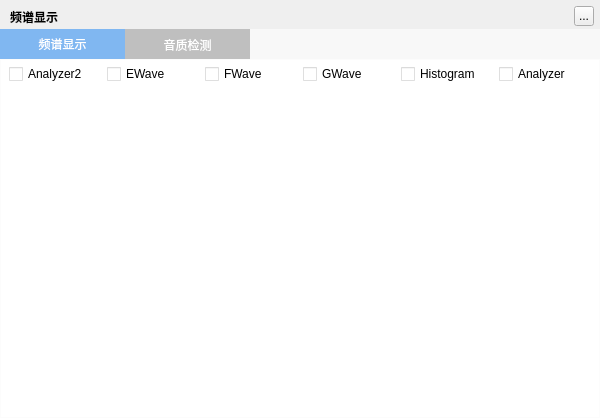
Old version of the form TTKCore/musicUiKits/musicToolsetsKits/musicspectrumwidget.ui in the repository Greedysky/TTKMusicPlayer.
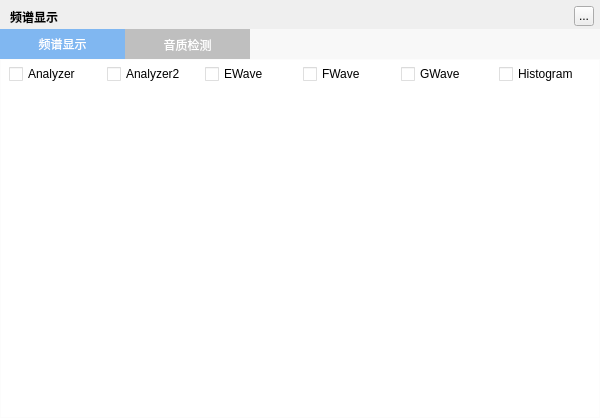
New version of the form.

What changed in the file:
```diff
--- a/TTKCore/musicUiKits/musicToolsetsKits/musicspectrumwidget.ui
+++ b/TTKCore/musicUiKits/musicToolsetsKits/musicspectrumwidget.ui
@@ -141,6 +141,13 @@
          <property name="bottomMargin">
           <number>0</number>
          </property>
+         <item>
+          <widget class="QCheckBox" name="analyzerBox">
+           <property name="text">
+            <string>Analyzer</string>
+           </property>
+          </widget>
+         </item>
          <item>
           <widget class="QCheckBox" name="analyzer2Box">
            <property name="text">
@@ -176,13 +183,6 @@
            </property>
           </widget>
          </item>
-         <item>
-          <widget class="QCheckBox" name="analyzerBox">
-           <property name="text">
-            <string>Analyzer</string>
-           </property>
-          </widget>
-         </item>
         </layout>
        </widget>
       </item>
```
